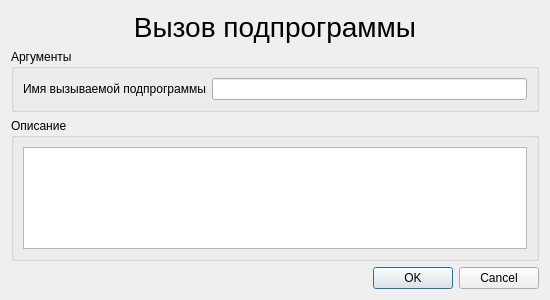
The window that KAMEditor/gui/commands/callprocdialog.ui (Xtail96/SML) describes before a commit, drawn with Qt 5.
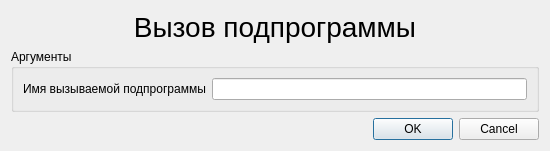
The same window after the commit.

```diff
--- a/KAMEditor/gui/commands/callprocdialog.ui
+++ b/KAMEditor/gui/commands/callprocdialog.ui
@@ -7,7 +7,7 @@
     <x>0</x>
     <y>0</y>
     <width>550</width>
-    <height>300</height>
+    <height>150</height>
    </rect>
   </property>
   <property name="windowTitle">
@@ -48,18 +48,6 @@
      </layout>
     </widget>
    </item>
-   <item>
-    <widget class="QGroupBox" name="call_description_groupBox">
-     <property name="title">
-      <string>Описание</string>
-     </property>
-     <layout class="QVBoxLayout" name="verticalLayout_2">
-      <item>
-       <widget class="QTextEdit" name="call_description_textEdit"/>
-      </item>
-     </layout>
-    </widget>
-   </item>
    <item>
     <widget class="QDialogButtonBox" name="buttonBox">
      <property name="orientation">
```
Left out of the diff: 6 changed lines with no effect on the pictures.
